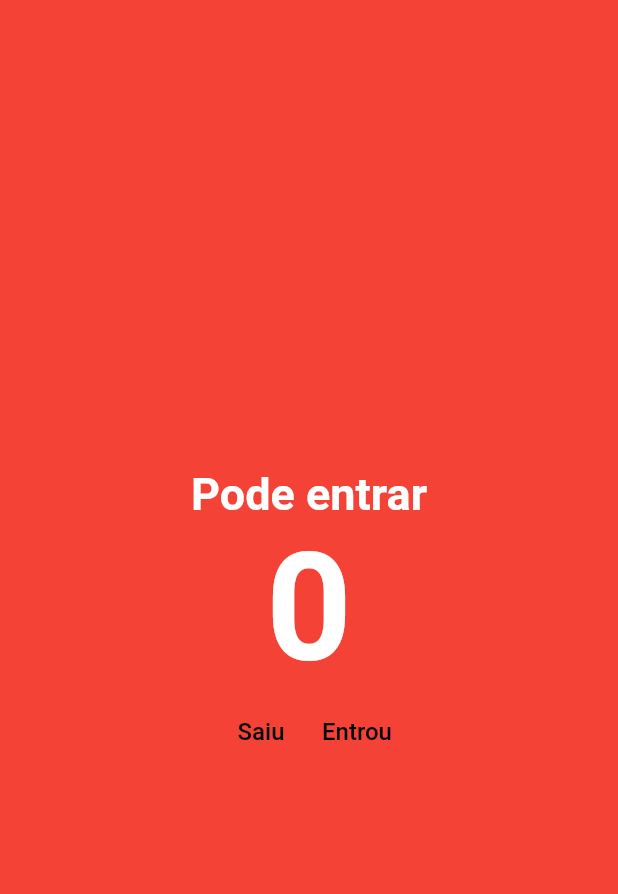
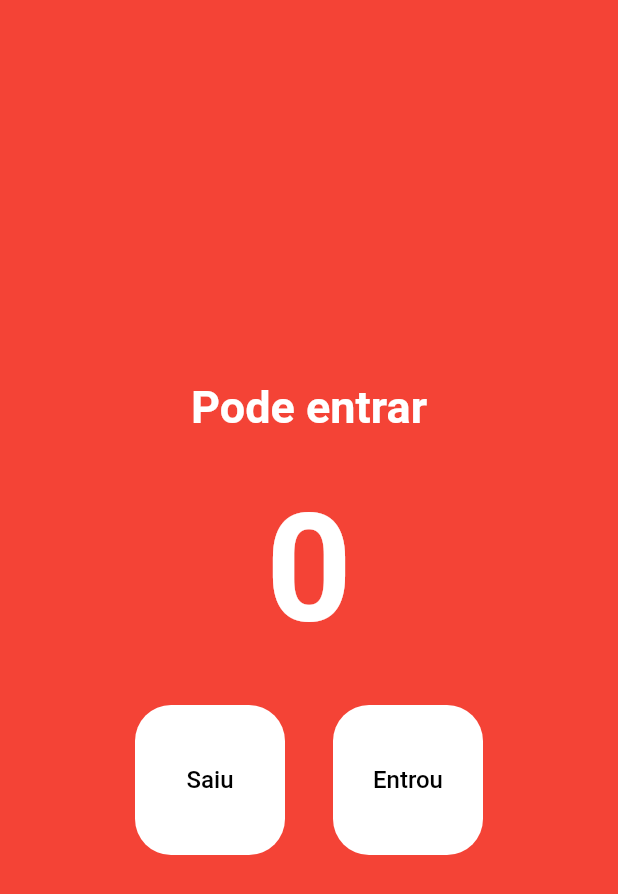
Before and after one commit to mercurio236/contador-flutter, a Flutter app: the screen it shows after launch, on a phone screen of 412 x 824 dp. Shown: the top 894 px of the screen. Run offline on Flutter 3.47's test engine with Material 2 defaults, Android fonts, the phone set to English and light mode, and no system bars.

Commit message:
feat: ajustando espaçamentos e bordas

```diff
--- a/lib/main.dart
+++ b/lib/main.dart
@@ -44,7 +44,9 @@ class HomePage extends StatelessWidget {
               fontWeight: FontWeight.w700,
             ),
           ),
-          Text(
+          Padding(
+            padding: EdgeInsets.all(32),
+            child: Text(
               '0',
               style: TextStyle(
                 color: Colors.white,
@@ -52,20 +54,33 @@ class HomePage extends StatelessWidget {
                 fontSize: 100,
               ),
             ),
+          ),
           Row(
             mainAxisAlignment: MainAxisAlignment.center,
             children: [
               TextButton(
+                style: TextButton.styleFrom(
+                    backgroundColor: Colors.white,
+                    fixedSize: const Size(100, 100),
+                    primary: Colors.black,
+                    shape: RoundedRectangleBorder(
+                        borderRadius: BorderRadius.circular(24))),
                 onPressed: decrement,
                 child: Text(
                   'Saiu',
-                  style: TextStyle(
-                    color: Colors.black,
-                    fontSize: 16
+                  style: TextStyle(color: Colors.black, fontSize: 16),
                 ),
               ),
+              const SizedBox(
+                width: 32,
               ),
               TextButton(
+                style: TextButton.styleFrom(
+                    backgroundColor: Colors.white,
+                    fixedSize: const Size(100, 100),
+                    primary: Colors.black,
+                    shape: RoundedRectangleBorder(
+                        borderRadius: BorderRadius.circular(24))),
                 onPressed: increment,
                 child: Text(
                   'Entrou',
```
Lines whose indentation alone changed are shown as unchanged.
